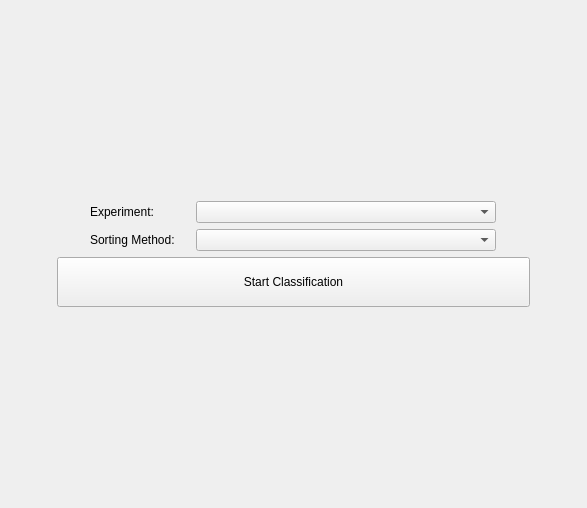
This is qt_ui/ClassificationWidget.ui in FilmColors/VIAN as Qt 5 draws it before an edit. The edited form follows.
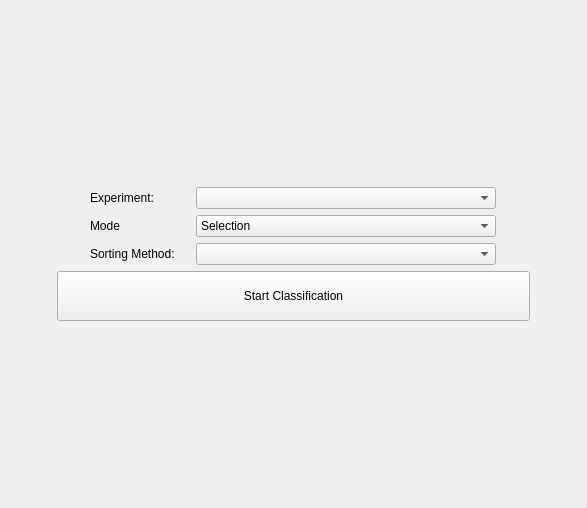
This is the edited form. The open tabs and pages were chosen to show the change.

The edit to the form file:
```diff
--- a/qt_ui/ClassificationWidget.ui
+++ b/qt_ui/ClassificationWidget.ui
@@ -123,6 +123,69 @@
               </item>
              </layout>
             </item>
+            <item>
+             <layout class="QHBoxLayout" name="horizontalLayout_6">
+              <item>
+               <spacer name="horizontalSpacer_7">
+                <property name="orientation">
+                 <enum>Qt::Horizontal</enum>
+                </property>
+                <property name="sizeHint" stdset="0">
+                 <size>
+                  <width>40</width>
+                  <height>20</height>
+                 </size>
+                </property>
+               </spacer>
+              </item>
+              <item>
+               <widget class="QLabel" name="label_3">
+                <property name="minimumSize">
+                 <size>
+                  <width>100</width>
+                  <height>0</height>
+                 </size>
+                </property>
+                <property name="text">
+                 <string>Mode</string>
+                </property>
+               </widget>
+              </item>
+              <item>
+               <widget class="QComboBox" name="comboBox_ClassificationMode">
+                <property name="minimumSize">
+                 <size>
+                  <width>300</width>
+                  <height>0</height>
+                 </size>
+                </property>
+                <item>
+                 <property name="text">
+                  <string>Selection</string>
+                 </property>
+                </item>
+                <item>
+                 <property name="text">
+                  <string>Sequential</string>
+                 </property>
+                </item>
+               </widget>
+              </item>
+              <item>
+               <spacer name="horizontalSpacer_8">
+                <property name="orientation">
+                 <enum>Qt::Horizontal</enum>
+                </property>
+                <property name="sizeHint" stdset="0">
+                 <size>
+                  <width>40</width>
+                  <height>20</height>
+                 </size>
+                </property>
+               </spacer>
+              </item>
+             </layout>
+            </item>
             <item>
              <layout class="QHBoxLayout" name="horizontalLayout_4">
               <item>
```
Left out of the diff: 2 changed lines with no effect on the pictures.
